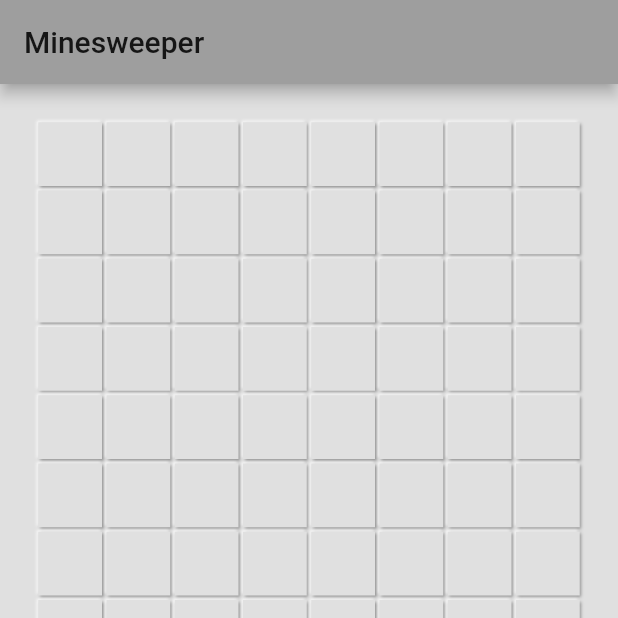
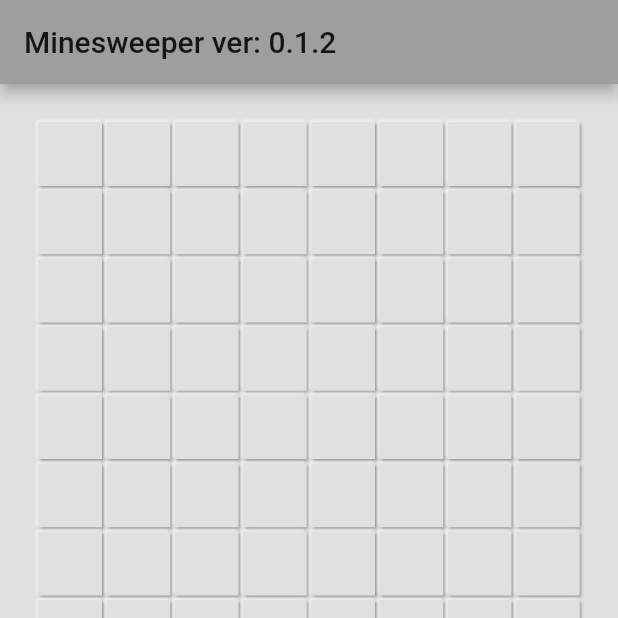
Before and after one commit to Meconer/minesweeper, a Flutter app: the screen it shows after launch, after a tap on "Easy", on a phone screen of 412 x 824 dp, the top half of it. Run offline on Flutter 3.47's test engine with Material 2 defaults, Android fonts, the phone set to English and light mode, and no system bars; our stand-ins replace flutter_inset_box_shadow, flutter_riverpod, logger, material_design_icons_flutter, package_info_plus, shared_preferences.

Commit message:
Fixed timer problems maybe Added version number in app title

```diff
--- a/lib/controllers/app_controller.dart
+++ b/lib/controllers/app_controller.dart
@@ -2,14 +2,17 @@
 import 'package:minesweeper/controllers/game_controller.dart';
 import 'package:minesweeper/models/game_settings.dart';
 import 'package:minesweeper/services/stored_settings.dart';
+import 'package:package_info_plus/package_info_plus.dart';
 
 class AppController {
   final GameController gameController;
   AppController(this.gameController);
+  late String versionInfo;
 
   Future<void> initApp() async {
+    final packageInfo = await PackageInfo.fromPlatform();
+    versionInfo = 'ver: ${packageInfo.version}';
     GameSettings settings = await StoredSettings().loadSettings();
-    await Future.delayed(const Duration(milliseconds: 100));
     gameController.changeSettings(settings);
   }
 }
--- a/lib/pages/game_page.dart
+++ b/lib/pages/game_page.dart
@@ -4,6 +4,7 @@
 import 'package:flutter_riverpod/flutter_riverpod.dart';
 import 'package:flutter/material.dart';
 import 'package:logger/logger.dart';
+import 'package:minesweeper/controllers/app_controller.dart';
 import 'package:minesweeper/services/game_timer.dart';
 import '../controllers/game_controller.dart';
 import '../services/game_saver.dart';
@@ -29,6 +30,7 @@
     final gameState = ref.watch(gameStateProvider);
     final gameController = ref.watch(gameStateProvider.notifier);
     final timerTick = ref.watch(gameTimeProvider);
+    final appController = ref.watch(appControllerProvider);
 
     double time = timerTick / 10;
 
@@ -36,7 +38,7 @@
     return Scaffold(
       backgroundColor: Colors.grey[300],
       appBar: AppBar(
-        title: const Text('Minesweeper'),
+        title: Text('Minesweeper ${appController.versionInfo}'),
         backgroundColor: Colors.grey[500],
         foregroundColor: Colors.black87,
         actions: [
--- a/lib/services/game_timer.dart
+++ b/lib/services/game_timer.dart
@@ -29,6 +29,7 @@
   bool timerStarted = false;
 
   void startTimer() {
+    if (!timerStarted) {
       timerStarted = true;
       timer = Timer.periodic(
         const Duration(milliseconds: 100),
@@ -37,6 +38,7 @@
           state = timerCount;
         },
       );
+    }
   }
 
   void stopTimer() {
--- a/pubspec.yaml
+++ b/pubspec.yaml
@@ -17,7 +17,7 @@
 # https://developer.apple.com/library/archive/documentation/General/Reference/InfoPlistKeyReference/Articles/CoreFoundationKeys.html
 # In Windows, build-name is used as the major, minor, and patch parts
 # of the product and file versions while build-number is used as the build suffix.
-version: 0.1.0+1
+version: 0.1.2+3
 
 environment:
   sdk: '>=2.18.0 <3.0.0'
@@ -37,6 +37,7 @@
   flutter_riverpod: ^1.0.4
   logger: ^1.1.0
   material_design_icons_flutter: ^5.0.6996
+  package_info_plus: ^1.4.3+1
   path_provider: ^2.0.11
   shared_preferences: ^2.0.15
 
```
Also changed, not shown: pubspec.lock, 1 other file. Lines whose indentation alone changed are shown as unchanged.
